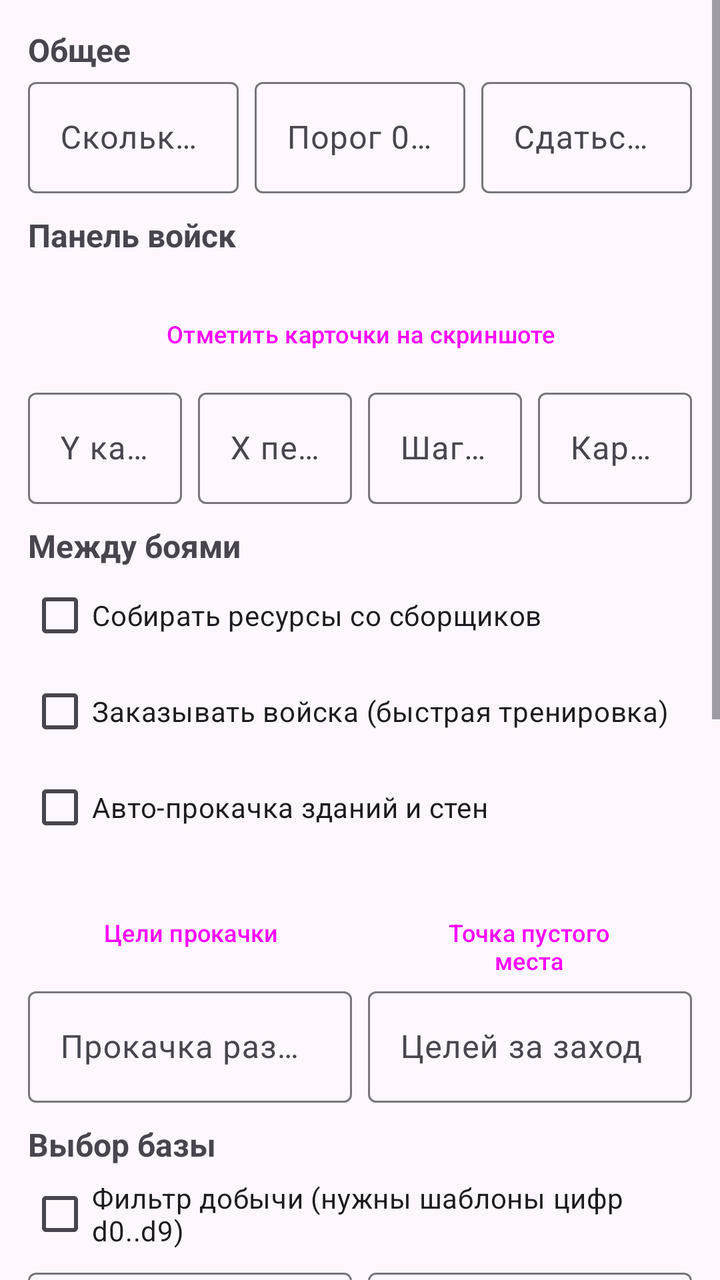
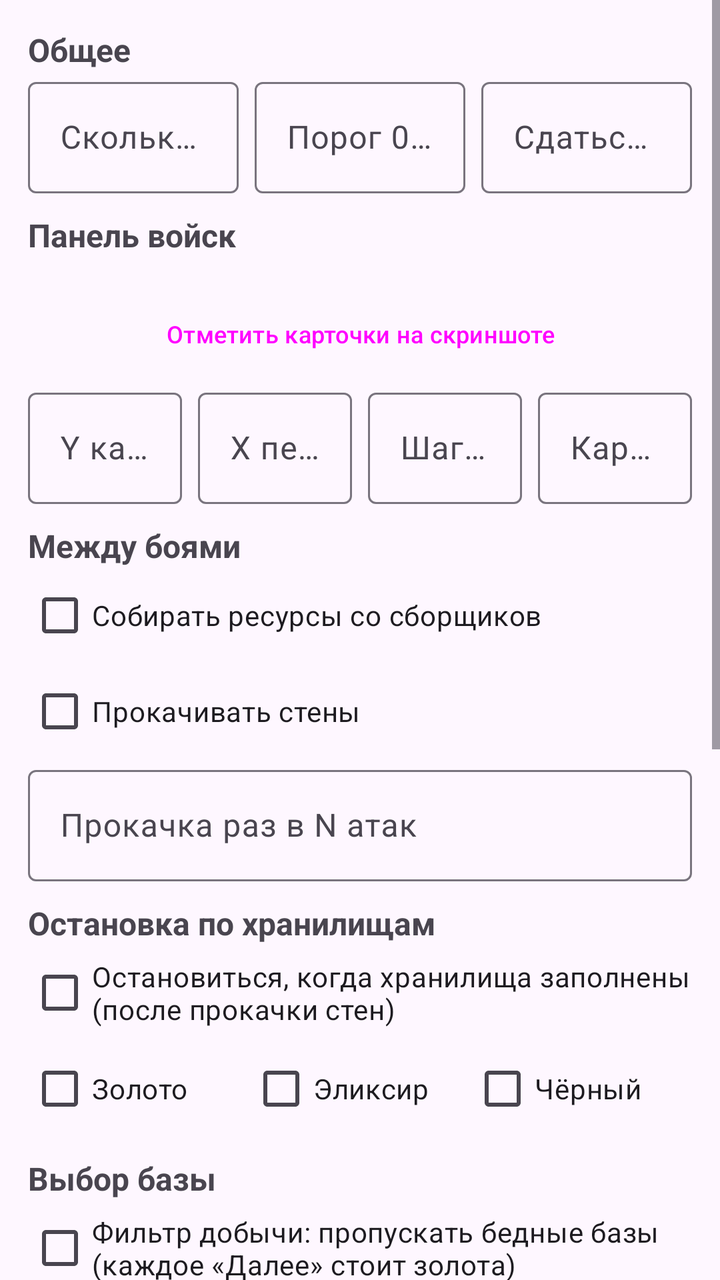

Before-and-after screenshots of an Android layout around one commit, followed by the original layout XML and the change that was made.
<!-- AndroidManifest.xml: application theme Theme.CocBot -->
<!-- res/layout/activity_settings.xml -->
<?xml version="1.0" encoding="utf-8"?>
<ScrollView xmlns:android="http://schemas.android.com/apk/res/android"
    android:layout_width="match_parent"
    android:layout_height="match_parent"
    android:fillViewport="true">

    <LinearLayout
        android:layout_width="match_parent"
        android:layout_height="wrap_content"
        android:orientation="vertical"
        android:padding="14dp">

        <TextView
            android:layout_width="match_parent"
            android:layout_height="wrap_content"
            android:text="Общее"
            android:textSize="16sp"
            android:textStyle="bold" />

        <LinearLayout
            android:layout_width="match_parent"
            android:layout_height="wrap_content"
            android:orientation="horizontal">

            <com.google.android.material.textfield.TextInputLayout
                android:layout_width="0dp"
                android:layout_height="wrap_content"
                android:layout_weight="1"
                android:hint="Сколько атак">

                <com.google.android.material.textfield.TextInputEditText
                    android:id="@+id/et_max_attacks"
                    android:layout_width="match_parent"
                    android:layout_height="wrap_content"
                    android:inputType="number" />
            </com.google.android.material.textfield.TextInputLayout>

            <com.google.android.material.textfield.TextInputLayout
                android:layout_width="0dp"
                android:layout_height="wrap_content"
                android:layout_marginStart="8dp"
                android:layout_weight="1"
                android:hint="Порог 0.5–0.99">

                <com.google.android.material.textfield.TextInputEditText
                    android:id="@+id/et_threshold"
                    android:layout_width="match_parent"
                    android:layout_height="wrap_content"
                    android:inputType="numberDecimal" />
            </com.google.android.material.textfield.TextInputLayout>

            <com.google.android.material.textfield.TextInputLayout
                android:layout_width="0dp"
                android:layout_height="wrap_content"
                android:layout_marginStart="8dp"
                android:layout_weight="1"
                android:hint="Сдаться, с">

                <com.google.android.material.textfield.TextInputEditText
                    android:id="@+id/et_battle_timeout"
                    android:layout_width="match_parent"
                    android:layout_height="wrap_content"
                    android:inputType="number" />
            </com.google.android.material.textfield.TextInputLayout>
        </LinearLayout>

        <TextView
            android:layout_width="match_parent"
            android:layout_height="wrap_content"
            android:layout_marginTop="10dp"
            android:text="Панель войск"
            android:textSize="16sp"
            android:textStyle="bold" />

        <TextView
            android:id="@+id/tv_slots_info"
            android:layout_width="match_parent"
            android:layout_height="wrap_content"
            android:textSize="11sp" />

        <Button
            android:id="@+id/btn_pick_slots"
            style="?attr/materialButtonOutlinedStyle"
            android:layout_width="match_parent"
            android:layout_height="wrap_content"
            android:text="Отметить карточки на скриншоте"
            android:textSize="12sp" />

        <LinearLayout
            android:layout_width="match_parent"
            android:layout_height="wrap_content"
            android:orientation="horizontal">

            <com.google.android.material.textfield.TextInputLayout
                android:layout_width="0dp"
                android:layout_height="wrap_content"
                android:layout_weight="1"
                android:hint="Y карточек">

                <com.google.android.material.textfield.TextInputEditText
                    android:id="@+id/et_slot_y"
                    android:layout_width="match_parent"
                    android:layout_height="wrap_content"
                    android:inputType="numberDecimal" />
            </com.google.android.material.textfield.TextInputLayout>

            <com.google.android.material.textfield.TextInputLayout
                android:layout_width="0dp"
                android:layout_height="wrap_content"
                android:layout_marginStart="8dp"
                android:layout_weight="1"
                android:hint="X первой">

                <com.google.android.material.textfield.TextInputEditText
                    android:id="@+id/et_slot_first_x"
                    android:layout_width="match_parent"
                    android:layout_height="wrap_content"
                    android:inputType="numberDecimal" />
            </com.google.android.material.textfield.TextInputLayout>

            <com.google.android.material.textfield.TextInputLayout
                android:layout_width="0dp"
                android:layout_height="wrap_content"
                android:layout_marginStart="8dp"
                android:layout_weight="1"
                android:hint="Шаг X">

                <com.google.android.material.textfield.TextInputEditText
                    android:id="@+id/et_slot_step_x"
                    android:layout_width="match_parent"
                    android:layout_height="wrap_content"
                    android:inputType="numberDecimal" />
            </com.google.android.material.textfield.TextInputLayout>

            <com.google.android.material.textfield.TextInputLayout
                android:layout_width="0dp"
                android:layout_height="wrap_content"
                android:layout_marginStart="8dp"
                android:layout_weight="1"
                android:hint="Карточек">

                <com.google.android.material.textfield.TextInputEditText
                    android:id="@+id/et_slot_count"
                    android:layout_width="match_parent"
                    android:layout_height="wrap_content"
                    android:inputType="number" />
            </com.google.android.material.textfield.TextInputLayout>
        </LinearLayout>

        <TextView
            android:layout_width="match_parent"
            android:layout_height="wrap_content"
            android:layout_marginTop="10dp"
            android:text="Между боями"
            android:textSize="16sp"
            android:textStyle="bold" />

        <CheckBox
            android:id="@+id/cb_collect"
            android:layout_width="match_parent"
            android:layout_height="wrap_content"
            android:text="Собирать ресурсы со сборщиков" />

        <CheckBox
            android:id="@+id/cb_train"
            android:layout_width="match_parent"
            android:layout_height="wrap_content"
            android:text="Заказывать войска (быстрая тренировка)" />

        <CheckBox
            android:id="@+id/cb_upgrade"
            android:layout_width="match_parent"
            android:layout_height="wrap_content"
            android:text="Авто-прокачка зданий и стен" />

        <TextView
            android:id="@+id/tv_targets_info"
            android:layout_width="match_parent"
            android:layout_height="wrap_content"
            android:textSize="11sp" />

        <LinearLayout
            android:layout_width="match_parent"
            android:layout_height="wrap_content"
            android:orientation="horizontal">

            <Button
                android:id="@+id/btn_pick_targets"
                style="?attr/materialButtonOutlinedStyle"
                android:layout_width="0dp"
                android:layout_height="wrap_content"
                android:layout_weight="1"
                android:text="Цели прокачки"
                android:textSize="12sp" />

            <Button
                android:id="@+id/btn_pick_deselect"
                style="?attr/materialButtonOutlinedStyle"
                android:layout_width="0dp"
                android:layout_height="wrap_content"
                android:layout_marginStart="6dp"
                android:layout_weight="1"
                android:text="Точка пустого места"
                android:textSize="12sp" />
        </LinearLayout>

        <LinearLayout
            android:layout_width="match_parent"
            android:layout_height="wrap_content"
            android:orientation="horizontal">

            <com.google.android.material.textfield.TextInputLayout
                android:layout_width="0dp"
                android:layout_height="wrap_content"
                android:layout_weight="1"
                android:hint="Прокачка раз в N атак">

                <com.google.android.material.textfield.TextInputEditText
                    android:id="@+id/et_upgrade_every"
                    android:layout_width="match_parent"
                    android:layout_height="wrap_content"
                    android:inputType="number" />
            </com.google.android.material.textfield.TextInputLayout>

            <com.google.android.material.textfield.TextInputLayout
                android:layout_width="0dp"
                android:layout_height="wrap_content"
                android:layout_marginStart="8dp"
                android:layout_weight="1"
                android:hint="Целей за заход">

                <com.google.android.material.textfield.TextInputEditText
                    android:id="@+id/et_upgrade_max"
                    android:layout_width="match_parent"
                    android:layout_height="wrap_content"
                    android:inputType="number" />
            </com.google.android.material.textfield.TextInputLayout>
        </LinearLayout>

        <TextView
            android:layout_width="match_parent"
            android:layout_height="wrap_content"
            android:layout_marginTop="10dp"
            android:text="Выбор базы"
            android:textSize="16sp"
            android:textStyle="bold" />

        <CheckBox
            android:id="@+id/cb_loot_filter"
            android:layout_width="match_parent"
            android:layout_height="wrap_content"
            android:text="Фильтр добычи (нужны шаблоны цифр d0..d9)" />

        <LinearLayout
            android:layout_width="match_parent"
            android:layout_height="wrap_content"
            android:orientation="horizontal">

            <com.google.android.material.textfield.TextInputLayout
                android:layout_width="0dp"
                android:layout_height="wrap_content"
                android:layout_weight="1"
                android:hint="Мин. золото">

                <com.google.android.material.textfield.TextInputEditText
                    android:id="@+id/et_min_gold"
                    android:layout_width="match_parent"
                    android:layout_height="wrap_content"
                    android:inputType="number" />
            </com.google.android.material.textfield.TextInputLayout>

            <com.google.android.material.textfield.TextInputLayout
                android:layout_width="0dp"
                android:layout_height="wrap_content"
                android:layout_marginStart="8dp"
                android:layout_weight="1"
                android:hint="Мин. эликсир">

                <com.google.android.material.textfield.TextInputEditText
                    android:id="@+id/et_min_elixir"
                    android:layout_width="match_parent"
                    android:layout_height="wrap_content"
                    android:inputType="number" />
            </com.google.android.material.textfield.TextInputLayout>
        </LinearLayout>

        <LinearLayout
            android:layout_width="match_parent"
            android:layout_height="wrap_content"
            android:orientation="horizontal">

            <com.google.android.material.textfield.TextInputLayout
                android:layout_width="0dp"
                android:layout_height="wrap_content"
                android:layout_weight="1"
                android:hint="Мин. чёрный эликсир">

                <com.google.android.material.textfield.TextInputEditText
                    android:id="@+id/et_min_dark"
                    android:layout_width="match_parent"
                    android:layout_height="wrap_content"
                    android:inputType="number" />
            </com.google.android.material.textfield.TextInputLayout>

            <com.google.android.material.textfield.TextInputLayout
                android:layout_width="0dp"
                android:layout_height="wrap_content"
                android:layout_marginStart="8dp"
                android:layout_weight="1"
                android:hint="Макс. пропусков">

                <com.google.android.material.textfield.TextInputEditText
                    android:id="@+id/et_max_skips"
                    android:layout_width="match_parent"
                    android:layout_height="wrap_content"
                    android:inputType="number" />
            </com.google.android.material.textfield.TextInputLayout>
        </LinearLayout>

        <TextView
            android:id="@+id/tv_loot_rects"
            android:layout_width="match_parent"
            android:layout_height="wrap_content"
            android:textSize="11sp" />

        <LinearLayout
            android:layout_width="match_parent"
            android:layout_height="wrap_content"
            android:orientation="horizontal">

            <Button
                android:id="@+id/btn_rect_gold"
                style="?attr/materialButtonOutlinedStyle"
                android:layout_width="0dp"
                android:layout_height="wrap_content"
                android:layout_weight="1"
                android:text="Область золота"
                android:textSize="11sp" />

            <Button
                android:id="@+id/btn_rect_elixir"
                style="?attr/materialButtonOutlinedStyle"
                android:layout_width="0dp"
                android:layout_height="wrap_content"
                android:layout_marginStart="6dp"
                android:layout_weight="1"
                android:text="Область эликсира"
                android:textSize="11sp" />

            <Button
                android:id="@+id/btn_rect_dark"
                style="?attr/materialButtonOutlinedStyle"
                android:layout_width="0dp"
                android:layout_height="wrap_content"
                android:layout_marginStart="6dp"
                android:layout_weight="1"
                android:text="Область ЧЭ"
                android:textSize="11sp" />
        </LinearLayout>

        <com.google.android.material.textfield.TextInputLayout
            android:layout_width="match_parent"
            android:layout_height="wrap_content"
            android:hint="Пропустить баз вслепую (когда фильтр выключен)">

            <com.google.android.material.textfield.TextInputEditText
                android:id="@+id/et_skip_bases"
                android:layout_width="match_parent"
                android:layout_height="wrap_content"
                android:inputType="number" />
        </com.google.android.material.textfield.TextInputLayout>

        <TextView
            android:layout_width="match_parent"
            android:layout_height="wrap_content"
            android:layout_marginTop="10dp"
            android:text="Поведение"
            android:textSize="16sp"
            android:textStyle="bold" />

        <CheckBox
            android:id="@+id/cb_humanize"
            android:layout_width="match_parent"
            android:layout_height="wrap_content"
            android:text="Случайные паузы (менее машинно)" />

        <CheckBox
            android:id="@+id/cb_restart"
            android:layout_width="match_parent"
            android:layout_height="wrap_content"
            android:text="Перезапускать игру, если бот застрял" />

        <LinearLayout
            android:layout_width="match_parent"
            android:layout_height="wrap_content"
            android:orientation="horizontal">

            <com.google.android.material.textfield.TextInputLayout
                android:layout_width="0dp"
                android:layout_height="wrap_content"
                android:layout_weight="1"
                android:hint="Пауза между атаками от, с">

                <com.google.android.material.textfield.TextInputEditText
                    android:id="@+id/et_pause_min"
                    android:layout_width="match_parent"
                    android:layout_height="wrap_content"
                    android:inputType="number" />
            </com.google.android.material.textfield.TextInputLayout>

            <com.google.android.material.textfield.TextInputLayout
                android:layout_width="0dp"
                android:layout_height="wrap_content"
                android:layout_marginStart="8dp"
                android:layout_weight="1"
                android:hint="до, с">

                <com.google.android.material.textfield.TextInputEditText
                    android:id="@+id/et_pause_max"
                    android:layout_width="match_parent"
                    android:layout_height="wrap_content"
                    android:inputType="number" />
            </com.google.android.material.textfield.TextInputLayout>
        </LinearLayout>

        <Button
            android:id="@+id/btn_save"
            android:layout_width="match_parent"
            android:layout_height="wrap_content"
            android:layout_marginTop="12dp"
            android:text="Сохранить" />
    </LinearLayout>
</ScrollView>
<!-- resources referenced by this layout -->
<resources>
  <style name="Theme.CocBot" parent="Theme.Material3.DayNight" />
</resources>

<!-- the commit's change to res/layout/activity_settings.xml (unified diff, before → after) -->
@@ -162,47 +162,10 @@
             android:text="Собирать ресурсы со сборщиков" />
 
         <CheckBox
-            android:id="@+id/cb_train"
-            android:layout_width="match_parent"
-            android:layout_height="wrap_content"
-            android:text="Заказывать войска (быстрая тренировка)" />
-
-        <CheckBox
             android:id="@+id/cb_upgrade"
             android:layout_width="match_parent"
             android:layout_height="wrap_content"
-            android:text="Авто-прокачка зданий и стен" />
-
-        <TextView
-            android:id="@+id/tv_targets_info"
-            android:layout_width="match_parent"
-            android:layout_height="wrap_content"
-            android:textSize="11sp" />
-
-        <LinearLayout
-            android:layout_width="match_parent"
-            android:layout_height="wrap_content"
-            android:orientation="horizontal">
-
-            <Button
-                android:id="@+id/btn_pick_targets"
-                style="?attr/materialButtonOutlinedStyle"
-                android:layout_width="0dp"
-                android:layout_height="wrap_content"
-                android:layout_weight="1"
-                android:text="Цели прокачки"
-                android:textSize="12sp" />
-
-            <Button
-                android:id="@+id/btn_pick_deselect"
-                style="?attr/materialButtonOutlinedStyle"
-                android:layout_width="0dp"
-                android:layout_height="wrap_content"
-                android:layout_marginStart="6dp"
-                android:layout_weight="1"
-                android:text="Точка пустого места"
-                android:textSize="12sp" />
-        </LinearLayout>
+            android:text="Прокачивать стены" />
 
         <LinearLayout
             android:layout_width="match_parent"
@@ -221,20 +184,47 @@
                     android:layout_height="wrap_content"
                     android:inputType="number" />
             </com.google.android.material.textfield.TextInputLayout>
-
-            <com.google.android.material.textfield.TextInputLayout
-                android:layout_width="0dp"
-                android:layout_height="wrap_content"
-                android:layout_marginStart="8dp"
-                android:layout_weight="1"
-                android:hint="Целей за заход">
-
-                <com.google.android.material.textfield.TextInputEditText
-                    android:id="@+id/et_upgrade_max"
-                    android:layout_width="match_parent"
-                    android:layout_height="wrap_content"
-                    android:inputType="number" />
-            </com.google.android.material.textfield.TextInputLayout>
+        </LinearLayout>
+
+        <TextView
+            android:layout_width="match_parent"
+            android:layout_height="wrap_content"
+            android:layout_marginTop="10dp"
+            android:text="Остановка по хранилищам"
+            android:textSize="16sp"
+            android:textStyle="bold" />
+
+        <CheckBox
+            android:id="@+id/cb_stop_full"
+            android:layout_width="match_parent"
+            android:layout_height="wrap_content"
+            android:text="Остановиться, когда хранилища заполнены (после прокачки стен)" />
+
+        <LinearLayout
+            android:layout_width="match_parent"
+            android:layout_height="wrap_content"
+            android:orientation="horizontal">
+
+            <CheckBox
+                android:id="@+id/cb_full_gold"
+                android:layout_width="0dp"
+                android:layout_height="wrap_content"
+                android:layout_weight="1"
+                android:text="Золото" />
+
+            <CheckBox
+                android:id="@+id/cb_full_elixir"
+                android:layout_width="0dp"
+                android:layout_height="wrap_content"
+                android:layout_weight="1"
+                android:text="Эликсир" />
+
+            <CheckBox
+                android:id="@+id/cb_full_dark"
+                android:layout_width="0dp"
+                android:layout_height="wrap_content"
+                android:layout_weight="1"
+                android:text="Чёрный" />
         </LinearLayout>
 
         <TextView
@@ -249,7 +239,7 @@
             android:id="@+id/cb_loot_filter"
             android:layout_width="match_parent"
             android:layout_height="wrap_content"
-            android:text="Фильтр добычи (нужны шаблоны цифр d0..d9)" />
+            android:text="Фильтр добычи: пропускать бедные базы (каждое «Далее» стоит золота)" />
 
         <LinearLayout
             android:layout_width="match_parent"
@@ -315,47 +305,6 @@
                     android:layout_height="wrap_content"
                     android:inputType="number" />
             </com.google.android.material.textfield.TextInputLayout>
-        </LinearLayout>
-
-        <TextView
-            android:id="@+id/tv_loot_rects"
-            android:layout_width="match_parent"
-            android:layout_height="wrap_content"
-            android:textSize="11sp" />
-
-        <LinearLayout
-            android:layout_width="match_parent"
-            android:layout_height="wrap_content"
-            android:orientation="horizontal">
-
-            <Button
-                android:id="@+id/btn_rect_gold"
-                style="?attr/materialButtonOutlinedStyle"
-                android:layout_width="0dp"
-                android:layout_height="wrap_content"
-                android:layout_weight="1"
-                android:text="Область золота"
-                android:textSize="11sp" />
-
-            <Button
-                android:id="@+id/btn_rect_elixir"
-                style="?attr/materialButtonOutlinedStyle"
-                android:layout_width="0dp"
-                android:layout_height="wrap_content"
-                android:layout_marginStart="6dp"
-                android:layout_weight="1"
-                android:text="Область эликсира"
-                android:textSize="11sp" />
-
-            <Button
-                android:id="@+id/btn_rect_dark"
-                style="?attr/materialButtonOutlinedStyle"
-                android:layout_width="0dp"
-                android:layout_height="wrap_content"
-                android:layout_marginStart="6dp"
-                android:layout_weight="1"
-                android:text="Область ЧЭ"
-                android:textSize="11sp" />
         </LinearLayout>
 
         <com.google.android.material.textfield.TextInputLayout
